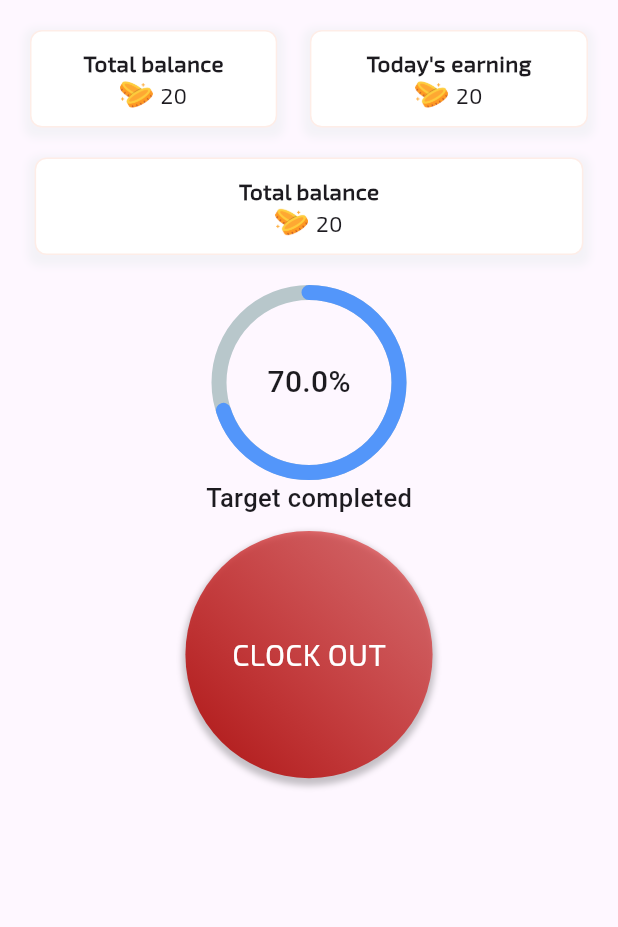
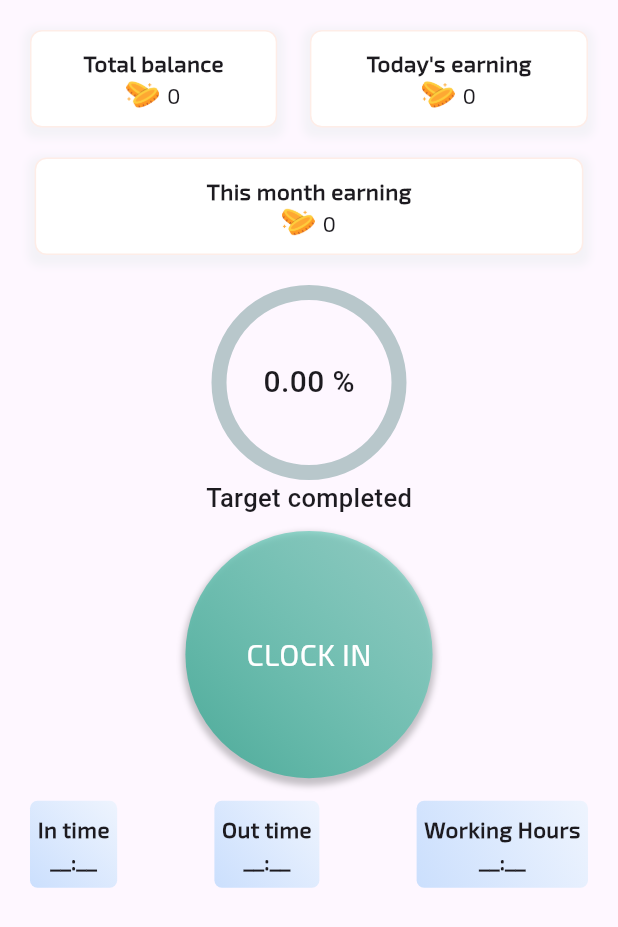
Before and after one commit to BurhanArif2611/vahan-cleaner, a Flutter app: the DashBoardScreen widget shown alone on an empty page, opened directly, on a phone screen of 412 x 824 dp. Shown: the top 927 px of the screen. Run offline on Flutter 3.47's test engine with Material 3 defaults, Android fonts, the light colour scheme and no system bars; drawn by our look-alikes of percent_indicator; our stand-ins replace flutter_image_compress, flutter_screenutil, form_field_validator, geolocator, get, get_storage and 1 more; accounts and stored records are empty; network calls fail.

Commit message:
progress indicator value show on UI.

```diff
--- /dev/null
+++ b/lib/models/get_dashBoard_data_model.dart
@@ -0,0 +1,64 @@
+import 'dart:convert';
+
+DashBoardDataModel dashBoardDataModelFromJson(String str) => DashBoardDataModel.fromJson(json.decode(str));
+
+class DashBoardDataModel {
+  final bool? status;
+  final Data? data;
+
+  DashBoardDataModel({
+    this.status,
+    this.data,
+  });
+
+  factory DashBoardDataModel.fromJson(Map<String, dynamic> json) => DashBoardDataModel(
+    status: json["status"],
+    data: json["data"] == null ? null : Data.fromJson(json["data"]),
+  );
+}
+
+class Data {
+  final Attendance? attendance;
+  final Stats? stats;
+
+  Data({
+    this.attendance,
+    this.stats,
+  });
+
+  factory Data.fromJson(Map<String, dynamic> json) => Data(
+    attendance: json["attendance"] == null ? null : Attendance.fromJson(json["attendance"]),
+    stats: json["stats"] == null ? null : Stats.fromJson(json["stats"]),
+  );
+}
+
+class Attendance {
+  Attendance();
+
+  factory Attendance.fromJson(Map<String, dynamic> json) => Attendance(
+  );
+}
+
+class Stats {
+  final int? balance;
+  final int? todaysEarning;
+  final int? thismonthEarning;
+  final int? target;
+  final String? acheived;
+
+  Stats({
+    this.balance,
+    this.todaysEarning,
+    this.thismonthEarning,
+    this.target,
+    this.acheived,
+  });
+
+  factory Stats.fromJson(Map<String, dynamic> json) => Stats(
+    balance: json["balance"],
+    todaysEarning: json["todays_earning"],
+    thismonthEarning: json["thismonth_earning"],
+    target: json["target"],
+    acheived: json["acheived"],
+  );
+}
--- /dev/null
+++ b/lib/models/mark_attendance_model.dart
@@ -0,0 +1,25 @@
+import 'dart:convert';
+
+MarkAttendanceModel markAttendanceModelFromJson(String str) => MarkAttendanceModel.fromJson(json.decode(str));
+
+String markAttendanceModelToJson(MarkAttendanceModel data) => json.encode(data.toJson());
+
+class MarkAttendanceModel {
+  final bool? status;
+  final String? message;
+
+  MarkAttendanceModel({
+    this.status,
+    this.message,
+  });
+
+  factory MarkAttendanceModel.fromJson(Map<String, dynamic> json) => MarkAttendanceModel(
+    status: json["status"],
+    message: json["message"],
+  );
+
+  Map<String, dynamic> toJson() => {
+    "status": status,
+    "message": message,
+  };
+}
--- a/lib/screen/home_page/home_page_widget/dashboard_screen/dashboard_screen.dart
+++ b/lib/screen/home_page/home_page_widget/dashboard_screen/dashboard_screen.dart
@@ -1,4 +1,6 @@
+import 'package:flutter/cupertino.dart';
 import 'package:flutter/material.dart';
+import 'package:flutter/widgets.dart';
 import 'package:get/get.dart';
 import 'package:percent_indicator/circular_percent_indicator.dart';
 import 'package:vahan_cleaner/screen/home_page/home_page_widget/dashboard_screen/dashboard_screen_controller.dart';
@@ -86,7 +88,7 @@ class _DashBoardScreenState extends State<DashBoardScreen> {
                                       ),
                                       const SizedBox(width: 5),
                                       Text(
-                                        "20",
+                                        controller.balance.toString(),
                                         style: TextStyle(
                                             fontFamily: FontFamily.fontFamily,
                                             fontWeight: FontWeight.w500,
@@ -146,7 +148,7 @@ class _DashBoardScreenState extends State<DashBoardScreen> {
                                       ),
                                       const SizedBox(width: 5),
                                       Text(
-                                        "20",
+                                        controller.todaysEarning.toString(),
                                         style: TextStyle(
                                             fontFamily: FontFamily.fontFamily,
                                             fontWeight: FontWeight.w500,
@@ -183,7 +185,7 @@ class _DashBoardScreenState extends State<DashBoardScreen> {
                           child: Column(
                             children: [
                               Text(
-                                "Total balance",
+                                "This month earning",
                                 style: TextStyle(
                                     fontSize: 15,
                                     fontWeight: FontWeight.bold,
@@ -209,7 +211,7 @@ class _DashBoardScreenState extends State<DashBoardScreen> {
                                   ),
                                   const SizedBox(width: 5),
                                   Text(
-                                    "20",
+                                    controller.thismonthEarning.toString(),
                                     style: TextStyle(
                                         fontFamily: FontFamily.fontFamily,
                                         fontWeight: FontWeight.w500,
@@ -226,10 +228,10 @@ class _DashBoardScreenState extends State<DashBoardScreen> {
                         radius: 65.0,
                         lineWidth: 10.0,
                         animation: true,
-                        percent: 0.7,
-                        center: const Text(
-                          "70.0%",
-                          style: TextStyle(fontWeight: FontWeight.w500, fontSize: 20.0),
+                        percent: (controller.achivePrecentage/100),
+                        center: Text(
+                          "${controller.achivePrecentage.toStringAsFixed(2)} %",
+                          style: const TextStyle(fontWeight: FontWeight.w500, fontSize: 20.0),
                         ),
                         footer: const Text(
                           "Target completed",
@@ -244,7 +246,7 @@ class _DashBoardScreenState extends State<DashBoardScreen> {
                         children: [
                           GestureDetector(
                             onTap: () {
-                              controller.clockIn();
+                              controller.clockINOut(context);
                             },
                             child: Container(
                               width: MediaQuery.of(context).size.width * 0.4,
@@ -254,7 +256,7 @@ class _DashBoardScreenState extends State<DashBoardScreen> {
                                 gradient: LinearGradient(
                                   begin: Alignment.topRight,
                                   end: Alignment.bottomLeft,
-                                  colors: controller.isMark
+                                  colors: !controller.isMark
                                       ? [AppColor.green_400.withOpacity(0.5),
                                          AppColor.green_500]
                                       : [AppColor.red_400.withOpacity(0.5),
@@ -270,7 +272,7 @@ class _DashBoardScreenState extends State<DashBoardScreen> {
                                 ],
                               ),
                               child: Center(
-                                child: Text(controller.isMark ? "CLOCK IN" : "CLOCK OUT",
+                                child: Text(!controller.isMark ? "CLOCK IN" : "CLOCK OUT",
                                 style: TextStyle(
                                   color: AppColor.neutral_100,
                                   fontFamily: FontFamily.fontFamily,
@@ -282,7 +284,103 @@ class _DashBoardScreenState extends State<DashBoardScreen> {
                             ),
                           ),
                         ],
-                      )
+                      ),
+                      const SizedBox(height: 15),
+                      Row(
+                        mainAxisAlignment: MainAxisAlignment.spaceBetween,
+                        children: [
+                          Container(
+                            padding: const EdgeInsets.symmetric(horizontal: 5, vertical: 8),
+                            decoration: BoxDecoration(
+                              borderRadius: BorderRadius.circular(5),
+                              gradient: const LinearGradient(
+                                  begin: Alignment.topRight,
+                                  end: Alignment.bottomLeft,
+                                  colors: [
+                                    AppColor.primary_100,
+                                    AppColor.primary_200,
+                                  ]
+                              ),
+                            ),
+                            child: Column(
+                              children: [
+                                Text("In time",
+                                  style: TextStyle(
+                                      fontSize: 15,
+                                      fontWeight: FontWeight.w700,
+                                      fontFamily: FontFamily.fontFamily),
+                                ),
+                                Text("__:__",
+                                  style: TextStyle(
+                                      fontSize: 15,
+                                      fontWeight: FontWeight.w700,
+                                      fontFamily: FontFamily.fontFamily),
+                                ),
+                              ],
+                            ),
+                          ),
+                          Container(
+                            padding: const EdgeInsets.symmetric(horizontal: 5, vertical: 8),
+                            decoration: BoxDecoration(
+                              borderRadius: BorderRadius.circular(5),
+                              gradient: const LinearGradient(
+                                begin: Alignment.topRight,
+                                end: Alignment.bottomLeft,
+                                colors: [
+                                  AppColor.primary_100,
+                                  AppColor.primary_200,
+                                ]
+                              ),
+                            ),
+                            child: Column(
+                              children: [
+                                Text("Out time",
+                                  style: TextStyle(
+                                      fontSize: 15,
+                                      fontWeight: FontWeight.w700,
+                                      fontFamily: FontFamily.fontFamily),
+                                ),
+                                Text("__:__",
+                                  style: TextStyle(
+                                      fontSize: 15,
+                                      fontWeight: FontWeight.w700,
+                                      fontFamily: FontFamily.fontFamily),
+                                ),
+                              ],
+                            ),
+                          ),
+                          Container(
+                            padding: const EdgeInsets.symmetric(horizontal: 5, vertical: 8),
+                            decoration: BoxDecoration(
+                              borderRadius: BorderRadius.circular(5),
+                              gradient: const LinearGradient(
+                                  begin: Alignment.topRight,
+                                  end: Alignment.bottomLeft,
+                                  colors: [
+                                    AppColor.primary_100,
+                                    AppColor.primary_200,
+                                  ]
+                              ),
+                            ),
+                            child: Column(
+                              children: [
+                                Text("Working Hours",
+                                  style: TextStyle(
+                                      fontSize: 15,
+                                      fontWeight: FontWeight.w700,
+                                      fontFamily: FontFamily.fontFamily),
+                                ),
+                                Text("__:__",
+                                  style: TextStyle(
+                                      fontSize: 15,
+                                      fontWeight: FontWeight.w700,
+                                      fontFamily: FontFamily.fontFamily),
+                                ),
+                              ],
+                            ),
+                          ),
+                        ],
+                      ),
                     ],
                   ),
                 ),
--- a/lib/screen/home_page/home_page_widget/dashboard_screen/dashboard_screen_controller.dart
+++ b/lib/screen/home_page/home_page_widget/dashboard_screen/dashboard_screen_controller.dart
@@ -1,27 +1,154 @@
-import 'dart:async';
-
+import 'package:flutter/material.dart';
+import 'package:geolocator/geolocator.dart';
 import 'package:get/get.dart';
-
+import 'package:intl/intl.dart';
 import '../../../../get_controller_builder.dart';
+import '../../../../models/get_dashBoard_data_model.dart';
+import '../../../../models/mark_attendance_model.dart';
+import '../../../../shared_preferences/local_data.dart';
+import '../../../../utils/apis.dart';
+import 'package:http/http.dart' as http;
+import '../../../../utils/snackbar.dart';
 
 class DashBoardScreenController extends GetxController{
   bool isMark = false;
   var isLoading = false.obs;
+  Position? currentPosition;
+  String latitude = "";
+  String longitude = "";
+  int balance = 0;
+  int todaysEarning = 0;
+  int thismonthEarning = 0;
+  int target = 0;
+  String acheived = "";
+  String inTime = "";
+  double achivePrecentage = 0.0;
+
+  /// Initial method.
+  @override
+  onInit() async {
+    super.onInit();
+    sendLocation();
+    getDashBoardData();
+  }
 
   /// method use to refresh the page.
   pullRefresh() async {
     await getDashBoardData();
   }
 
-  clockIn() {
-    isMark = !isMark;
+  /// Check location permission.
+  Future<Position> determinePosition() async {
+    bool serviceEnabled;
+    LocationPermission permission;
+    /// Test if location services are enabled.
+    serviceEnabled = await Geolocator.isLocationServiceEnabled();
+    if (!serviceEnabled) {
+      await Geolocator.openLocationSettings();
+      return Future.error('Location services are disabled.');
+    }
+    permission = await Geolocator.checkPermission();
+    if (permission == LocationPermission.denied) {
+      permission = await Geolocator.requestPermission();
+      if (permission == LocationPermission.denied) {
+        return Future.error('Location permissions are denied');
+      }
+    }
+    if (permission == LocationPermission.deniedForever) {
+      return Future.error('Location permissions are permanently denied, we cannot request permissions.');
+    }
+    return await Geolocator.getCurrentPosition();
+  }
+
+  /// Get address from lat long.
+  Future<void> getAddressFromLatLong(Position position) async {
+    latitude = (position.latitude).toString();
+    longitude = (position.longitude).toString();
     update([GetXControllerBuilders.dashBoardScreenController]);
   }
 
+  /// Get Location initially.
+  Future sendLocation() {
+    return Future.delayed(const Duration(seconds: 0), () async {
+      Position position = await determinePosition();
+      getAddressFromLatLong(position);
+    });
+  }
+
+  String getCurrentTime() {
+    DateTime now = DateTime.now();
+    var formatter = DateFormat('HH:mm:ss');
+    return formatter.format(now);
+  }
+
   /// Method use to get the dashboard data.
-  getDashBoardData() {
+  Future<void> getDashBoardData() async {
     isLoading(true);
-    Future.delayed(Duration(seconds: 2));
+    String formattedDate = DateFormat('yyyy-MM-dd').format(DateTime.now());
+    Uri url = Uri.parse("${Apis.baseUrl}${Apis.dashBoardUrl}${GetSfLocalStorage.getAuthToken()}&date=$formattedDate");
+    try {
+      final response = await http.get(url);
+      DashBoardDataModel dashBoardData = dashBoardDataModelFromJson(response.body);
+      if (response.statusCode == 200) {
+        if (dashBoardData.status ?? false) {
+          balance = dashBoardData.data?.stats?.balance ?? 0;
+          todaysEarning = dashBoardData.data?.stats?.todaysEarning ?? 0;
+          thismonthEarning = dashBoardData.data?.stats?.thismonthEarning ?? 0;
+          target = dashBoardData.data?.stats?.target ?? 0;
+          acheived = dashBoardData.data?.stats?.acheived ?? "";
+          double onePercentage = (target/100);
+          achivePrecentage = (double.parse(acheived)) / onePercentage;
+          printApiResponse(url: url.toString(), response: response.body, statusCode: response.statusCode.toString());
+        }
+      } else {
+        printApiResponse(url: url.toString(), response: response.body, statusCode: response.statusCode.toString());
+        setSnackBar("Failed to load data. Status code: ${response.statusCode}", Get.context, dashBoardData.status ?? false);
+      }
+    } catch (e) {
+      printCatchError(url: (url.toString()), error: e.toString());
+    }
     isLoading(false);
+    update([GetXControllerBuilders.dashBoardScreenController]);
+  }
+
+
+    /// Method use to clock IN and OUT.
+  clockINOut(BuildContext context) async {
+    isLoading(true);
+    isMark = !isMark;
+    inTime = getCurrentTime();
+    Uri url = Uri.parse("${Apis.baseUrl}${Apis.markAttendanceUrl}${GetSfLocalStorage.getAuthToken()}");
+    var request = http.MultipartRequest('POST', url);
+
+    request.fields['type'] = !isMark ? "OUT" : "IN";
+    request.fields['time'] = inTime;
+    request.fields['latitude'] = latitude;
+    request.fields['longitude'] = longitude;
+    printApiBody(body: request.fields.toString());
+
+    try {
+      var response = await request.send();
+      var responseBody = await http.Response.fromStream(response);
+      MarkAttendanceModel markAttendanceData = markAttendanceModelFromJson(responseBody.body);
+      if (response.statusCode == 200) {
+        if(markAttendanceData.status ?? false) {
+          printApiResponse(url: (url.toString()), statusCode: response.statusCode.toString(), response: responseBody.body );
+          // ignore: use_build_context_synchronously
+          setSnackBar(markAttendanceData.message ?? "", context, markAttendanceData.status ?? false);
+        } else {
+          printApiResponse(url: (url.toString()), statusCode: response.statusCode.toString(), response: responseBody.body );
+          // ignore: use_build_context_synchronously
+          setSnackBar(markAttendanceData.message ?? "", context, markAttendanceData.status ?? false);
+        }
+      } else {
+        printApiResponse(url: (url.toString()), statusCode: response.statusCode.toString(), response: responseBody.body );
+        // ignore: use_build_context_synchronously
+        setSnackBar(markAttendanceData.message ?? "", context, markAttendanceData.status ?? false);
+      }
+    } catch (e) {
+      printCatchError(url: (url.toString()), error: e.toString());
+    }
+    isLoading(false);
+    update([GetXControllerBuilders.dashBoardScreenController]);
   }
 }
--- a/lib/utils/apis.dart
+++ b/lib/utils/apis.dart
@@ -1,10 +1,12 @@
 class Apis {
   static String baseUrl = "https://www.vahanplus.club/app/";
-  static String loginWithPassword = "cleaner/login.php";
-  static String getPendingCleaner = "cleaner/get-subscriptions.php?token=";
-  static String getCompletedCleaner = "cleaner/get-completed-subscription.php?token=";
-  static String getOtherCleaner = "cleaner/get-others-subscriptions.php?token=";
-  static String addCleaner = "cleaner/cleaning-log.php?token=";
+  static String loginWithPasswordUrl = "cleaner/login.php";
+  static String getPendingCleanerUrl = "cleaner/get-subscriptions.php?token=";
+  static String getCompletedCleanerUrl = "cleaner/get-completed-subscription.php?token=";
+  static String getOtherCleanerUrl = "cleaner/get-others-subscriptions.php?token=";
+  static String addCleanerUrl = "cleaner/cleaning-log.php?token=";
+  static String markAttendanceUrl = "cleaner/mark-attendance.php?token=";
+  static String dashBoardUrl = "cleaner/dashboard.php?token=";
 }
 
 printImageError({required String error}) {
@@ -20,6 +22,10 @@ printApiBody({required String body}) {
   print("Api body ==> $body");
 }
 
+printError({required String error}) {
+  print("Error ==> $error");
+}
+
 printApiResponse({required String url, required String response, required String statusCode}) {
 print("Api Url ==> $url");
 print("Api Status code ==> $statusCode");
--- a/pubspec.yaml
+++ b/pubspec.yaml
@@ -44,6 +44,7 @@ dependencies:
   image_picker: ^1.0.7
   flutter_image_compress: ^2.1.0
   percent_indicator: ^4.2.3
+  geolocator: ^11.0.0
 
 dev_dependencies:
   flutter_test:
```
Also changed, not shown: lib/models/mark_in_attendance_model.dart (deleted, +0 -25 lines), lib/screen/authentication/log_in/login_controller.dart (+5 -5 lines), lib/screen/home_page/add_vahan_page/add_page_controller.dart (+5 -5 lines), lib/screen/home_page/home_page_widget/complete_subscription_screen/complete_screen_controller.dart (+4 -4 lines), lib/screen/home_page/home_page_widget/other_subscription_screen/other_subscription_controller.dart (+4 -6 lines), lib/screen/home_page/home_page_widget/pending_subscription_screen/pending_subscription_controller.dart (+4 -4 lines), pubspec.lock, 10 other files.
